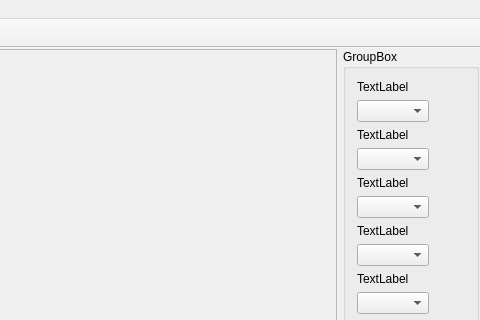
Qt form mainwindow.ui (Berimor66/humblemaps) before a commit; both pictures show x 460 to 940 and y 0 to 320 of the 940 by 629 pixel window.
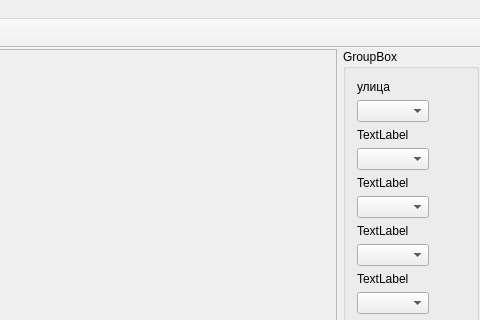
The same form after that commit. Icons and pictures are not drawn.

Diff of the .ui file:
```diff
--- a/mainwindow.ui
+++ b/mainwindow.ui
@@ -68,7 +68,7 @@
        <item row="0" column="0">
         <widget class="QLabel" name="label">
          <property name="text">
-          <string>TextLabel</string>
+          <string>улица</string>
          </property>
         </widget>
        </item>
```
Left out of the diff: 10 changed lines with no effect on the pictures.
